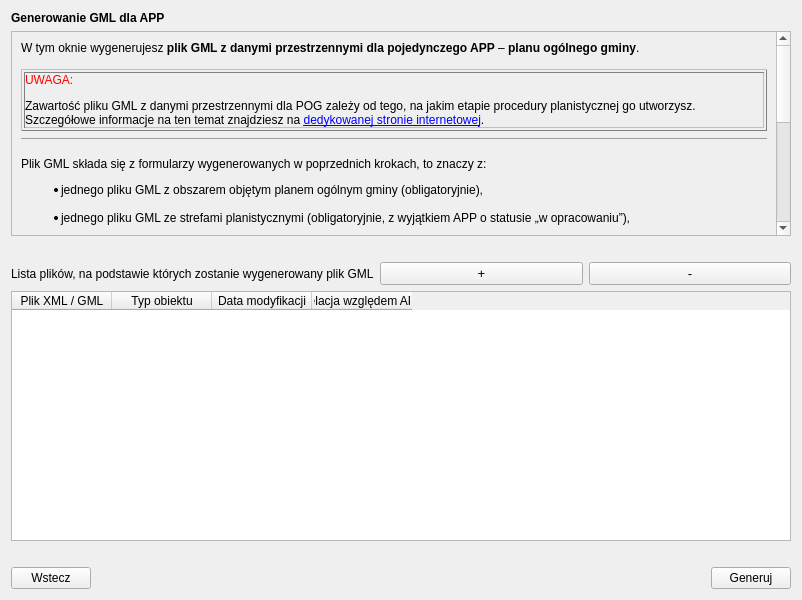
Old version of the form modules/app/views/ui/generowanie_gml_dialog_base_POG.ui in the repository CyfryzacjaAPP/wtyczka_qgis_app_2.
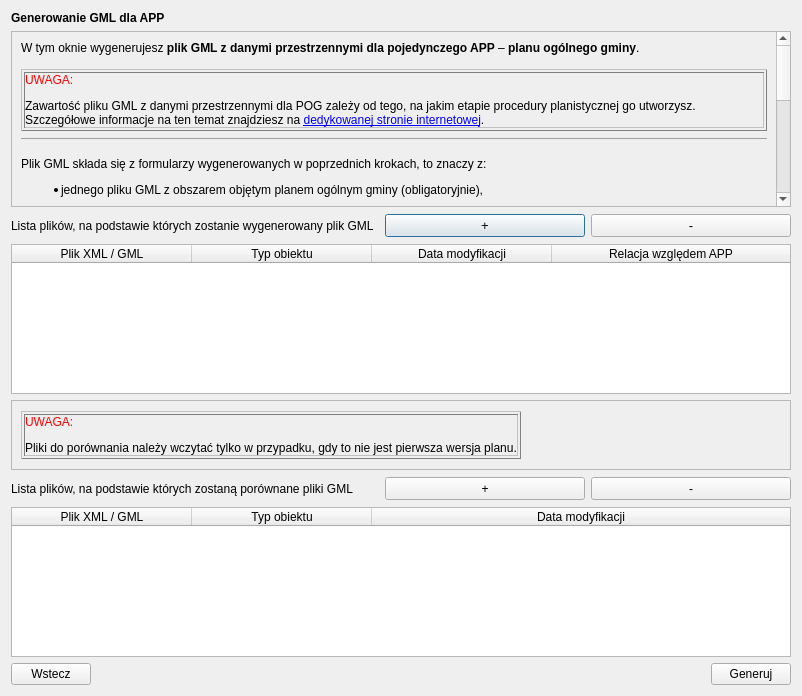
New version of the form.

Patch:
```diff
--- a/modules/app/views/ui/generowanie_gml_dialog_base_POG.ui
+++ b/modules/app/views/ui/generowanie_gml_dialog_base_POG.ui
@@ -10,7 +10,7 @@
     <x>0</x>
     <y>0</y>
     <width>802</width>
-    <height>600</height>
+    <height>696</height>
    </rect>
   </property>
   <property name="minimumSize">
@@ -94,38 +94,28 @@
       </widget>
      </item>
      <item>
-      <widget class="QLabel" name="empty1_lbl">
-       <property name="text">
-        <string/>
-       </property>
-      </widget>
-     </item>
-     <item>
-      <layout class="QHBoxLayout" name="horizontalLayout">
-       <item>
+      <layout class="QGridLayout" name="gridLayout_3">
+       <item row="0" column="0">
         <widget class="QLabel" name="addFile_lbl">
+         <property name="minimumSize">
+          <size>
+           <width>0</width>
+           <height>25</height>
+          </size>
+         </property>
          <property name="text">
           <string>Lista plików, na podstawie których zostanie wygenerowany plik GML</string>
          </property>
         </widget>
        </item>
-       <item>
-        <widget class="QPushButton" name="addElement_btn">
-         <property name="font">
-          <font>
-           <pointsize>10</pointsize>
-          </font>
-         </property>
-         <property name="text">
-          <string>+</string>
-         </property>
-         <property name="autoDefault">
-          <bool>false</bool>
-         </property>
-        </widget>
-       </item>
-       <item>
+       <item row="0" column="3">
         <widget class="QPushButton" name="deleteElement_btn">
+         <property name="minimumSize">
+          <size>
+           <width>200</width>
+           <height>23</height>
+          </size>
+         </property>
          <property name="font">
           <font>
            <pointsize>10</pointsize>
@@ -139,6 +129,40 @@
          </property>
         </widget>
        </item>
+       <item row="0" column="2">
+        <widget class="QPushButton" name="addElement_btn">
+         <property name="minimumSize">
+          <size>
+           <width>200</width>
+           <height>23</height>
+          </size>
+         </property>
+         <property name="font">
+          <font>
+           <pointsize>10</pointsize>
+          </font>
+         </property>
+         <property name="text">
+          <string>+</string>
+         </property>
+         <property name="autoDefault">
+          <bool>true</bool>
+         </property>
+        </widget>
+       </item>
+       <item row="0" column="1">
+        <spacer name="horizontalSpacer_2">
+         <property name="orientation">
+          <enum>Qt::Horizontal</enum>
+         </property>
+         <property name="sizeHint" stdset="0">
+          <size>
+           <width>40</width>
+           <height>20</height>
+          </size>
+         </property>
+        </spacer>
+       </item>
       </layout>
      </item>
      <item>
@@ -146,12 +170,21 @@
        <property name="minimumSize">
         <size>
          <width>0</width>
-         <height>250</height>
+         <height>150</height>
         </size>
        </property>
-       <property name="rowCount">
-        <number>0</number>
-       </property>
+       <attribute name="horizontalHeaderDefaultSectionSize">
+        <number>180</number>
+       </attribute>
+       <attribute name="horizontalHeaderStretchLastSection">
+        <bool>true</bool>
+       </attribute>
+       <attribute name="verticalHeaderMinimumSectionSize">
+        <number>20</number>
+       </attribute>
+       <attribute name="verticalHeaderDefaultSectionSize">
+        <number>20</number>
+       </attribute>
        <column>
         <property name="text">
          <string>Plik XML / GML</string>
@@ -175,10 +208,170 @@
       </widget>
      </item>
      <item>
-      <widget class="QLabel" name="empty3_lbl">
-       <property name="text">
-        <string/>
+      <widget class="QScrollArea" name="instruction2_scrollArea">
+       <property name="widgetResizable">
+        <bool>true</bool>
        </property>
+       <widget class="QWidget" name="scrollAreaWidgetContents_3">
+        <property name="geometry">
+         <rect>
+          <x>0</x>
+          <y>0</y>
+          <width>780</width>
+          <height>69</height>
+         </rect>
+        </property>
+        <property name="styleSheet">
+         <string notr="true"/>
+        </property>
+        <layout class="QGridLayout" name="gridLayout_5">
+         <item row="0" column="0">
+          <widget class="QLabel" name="instruction2_lbl">
+           <property name="font">
+            <font>
+             <stylestrategy>PreferDefault</stylestrategy>
+            </font>
+           </property>
+           <property name="text">
+            <string>&lt;html&gt;&lt;head/&gt;&lt;body&gt;&lt;table border=&quot;1&quot; style=&quot; margin-top:0px; margin-bottom:0px; margin-left:0px; margin-right:0px; border-collapse:collapse;&quot; cellspacing=&quot;2&quot; cellpadding=&quot;0&quot;&gt;&lt;tr&gt;&lt;td&gt;&lt;p&gt;&lt;span style=&quot; color:#ff0000;&quot;&gt;UWAGA: &lt;/span&gt;&lt;/p&gt;&lt;p&gt;Pliki do porównania należy wczytać tylko w przypadku, gdy to nie jest pierwsza wersja planu.&lt;/p&gt;&lt;/td&gt;&lt;/tr&gt;&lt;/table&gt;&lt;/body&gt;&lt;/html&gt;</string>
+           </property>
+           <property name="alignment">
+            <set>Qt::AlignJustify|Qt::AlignVCenter</set>
+           </property>
+           <property name="wordWrap">
+            <bool>true</bool>
+           </property>
+           <property name="openExternalLinks">
+            <bool>true</bool>
+           </property>
+           <property name="buddy">
+            <cstring>instruction2_lbl</cstring>
+           </property>
+          </widget>
+         </item>
+        </layout>
+       </widget>
+      </widget>
+     </item>
+     <item>
+      <spacer name="verticalSpacer">
+       <property name="orientation">
+        <enum>Qt::Vertical</enum>
+       </property>
+       <property name="sizeHint" stdset="0">
+        <size>
+         <width>20</width>
+         <height>40</height>
+        </size>
+       </property>
+      </spacer>
+     </item>
+     <item>
+      <layout class="QHBoxLayout" name="horizontalLayout_2">
+       <property name="bottomMargin">
+        <number>0</number>
+       </property>
+       <item>
+        <widget class="QLabel" name="label">
+         <property name="minimumSize">
+          <size>
+           <width>0</width>
+           <height>25</height>
+          </size>
+         </property>
+         <property name="text">
+          <string>Lista plików, na podstawie których zostaną porównane pliki GML</string>
+         </property>
+        </widget>
+       </item>
+       <item>
+        <spacer name="horizontalSpacer">
+         <property name="orientation">
+          <enum>Qt::Horizontal</enum>
+         </property>
+         <property name="sizeHint" stdset="0">
+          <size>
+           <width>40</width>
+           <height>20</height>
+          </size>
+         </property>
+        </spacer>
+       </item>
+       <item>
+        <widget class="QPushButton" name="addElement_btn2">
+         <property name="minimumSize">
+          <size>
+           <width>200</width>
+           <height>23</height>
+          </size>
+         </property>
+         <property name="text">
+          <string>+</string>
+         </property>
+         <property name="autoDefault">
+          <bool>false</bool>
+         </property>
+        </widget>
+       </item>
+       <item>
+        <widget class="QPushButton" name="deleteElement_btn2">
+         <property name="minimumSize">
+          <size>
+           <width>200</width>
+           <height>23</height>
+          </size>
+         </property>
+         <property name="text">
+          <string>-</string>
+         </property>
+         <property name="autoDefault">
+          <bool>false</bool>
+         </property>
+        </widget>
+       </item>
+      </layout>
+     </item>
+     <item>
+      <widget class="QTableWidget" name="filesTable_widget2">
+       <property name="minimumSize">
+        <size>
+         <width>0</width>
+         <height>150</height>
+        </size>
+       </property>
+       <property name="wordWrap">
+        <bool>true</bool>
+       </property>
+       <attribute name="horizontalHeaderDefaultSectionSize">
+        <number>180</number>
+       </attribute>
+       <attribute name="horizontalHeaderStretchLastSection">
+        <bool>true</bool>
+       </attribute>
+       <attribute name="verticalHeaderCascadingSectionResizes">
+        <bool>false</bool>
+       </attribute>
+       <attribute name="verticalHeaderMinimumSectionSize">
+        <number>20</number>
+       </attribute>
+       <attribute name="verticalHeaderDefaultSectionSize">
+        <number>20</number>
+       </attribute>
+       <column>
+        <property name="text">
+         <string>Plik XML / GML</string>
+        </property>
+       </column>
+       <column>
+        <property name="text">
+         <string>Typ obiektu</string>
+        </property>
+       </column>
+       <column>
+        <property name="text">
+         <string>Data modyfikacji</string>
+        </property>
+       </column>
       </widget>
      </item>
      <item>
```
Left out of the diff: 12 changed lines with no effect on the pictures.
